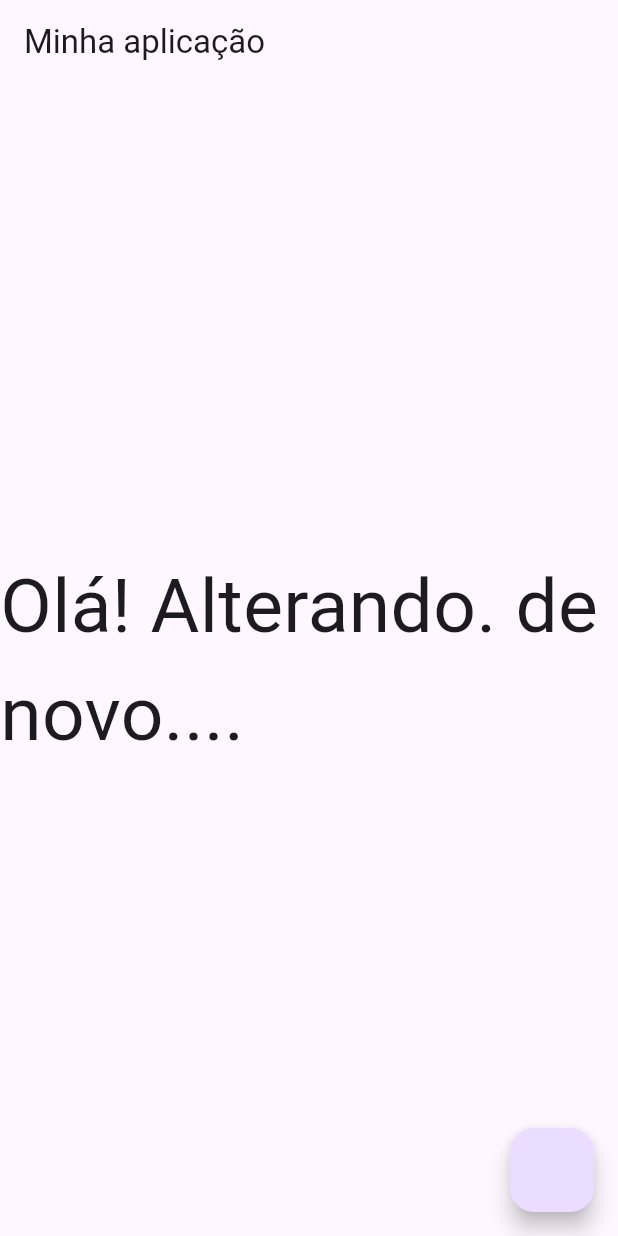
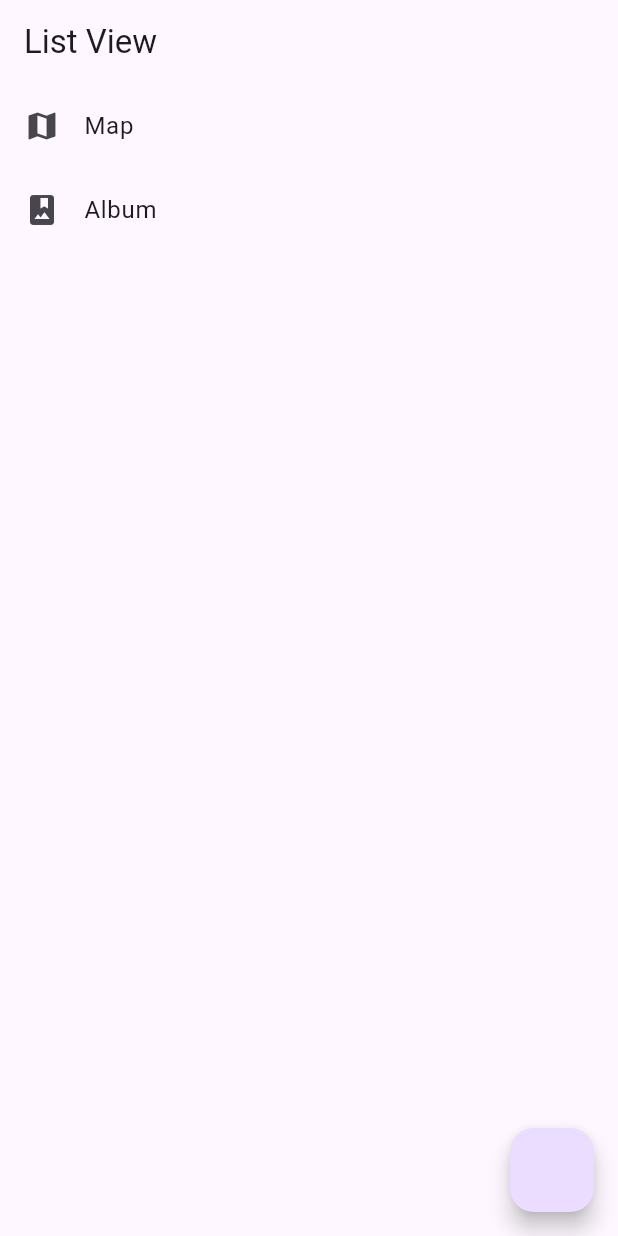
Before and after one commit to SergioRibeiroSilva/widget_basico, a Flutter app: the screen it shows after launch, on a phone screen of 412 x 824 dp. Run offline on Flutter 3.47's test engine with Material 3 defaults, Android fonts, the light colour scheme and no system bars.

Commit message:
envio widget listview

```diff
--- a/lib/main.dart
+++ b/lib/main.dart
@@ -1,4 +1,5 @@
 import 'package:flutter/material.dart';
+import 'package:widget_basico/widget_listview.dart';
 import 'package:widget_basico/widget_scaffold.dart';
 
 void main() {
@@ -26,6 +27,6 @@ class MyHome extends StatelessWidget {
 
   @override
   Widget build(BuildContext context) {
-    return WidgetScaffold();
+    return WidgetListView();
   }
 }
--- /dev/null
+++ b/lib/widget_listview.dart
@@ -0,0 +1,21 @@
+import 'package:flutter/material.dart';
+
+class WidgetListView extends StatelessWidget {
+  const WidgetListView({super.key});
+
+  @override
+  Widget build(BuildContext context) {
+    return Scaffold(
+      appBar: AppBar(title: Text('List View')),
+      body: Center(
+        child: ListView(
+          children: [
+            ListTile(leading: Icon(Icons.map), title: Text('Map')),
+            ListTile(leading: Icon(Icons.photo_album), title: Text('Album')),
+          ],
+        ),
+      ),
+      floatingActionButton: FloatingActionButton(onPressed: () {}),
+    );
+  }
+}
```
